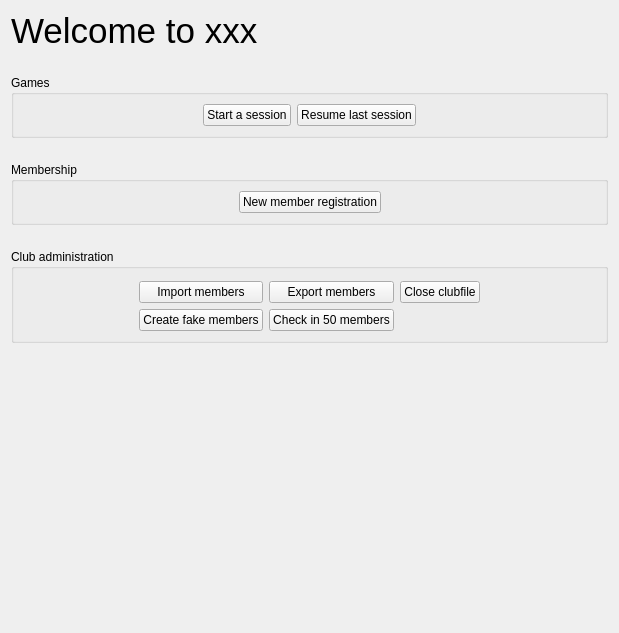
This is src/EmptySessionPage.ui in simophin/game-matcher-qt as Qt 5 draws it before an edit. The edited form follows.
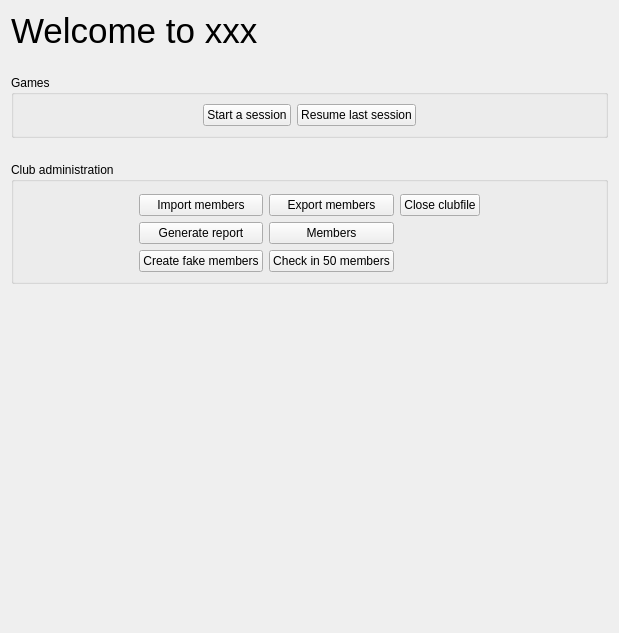
This is the edited form. Icons and pictures are not drawn.

Commit message: Updated icon and empty session page

Diff of the .ui file:
```diff
--- a/src/EmptySessionPage.ui
+++ b/src/EmptySessionPage.ui
@@ -100,62 +100,6 @@
        </layout>
       </widget>
      </item>
-     <item>
-      <widget class="QGroupBox" name="groupBox_3">
-       <property name="title">
-        <string>Membership</string>
-       </property>
-       <layout class="QVBoxLayout" name="verticalLayout_6">
-        <item>
-         <layout class="QHBoxLayout" name="horizontalLayout_2">
-          <item>
-           <spacer name="horizontalSpacer_4">
-            <property name="orientation">
-             <enum>Qt::Horizontal</enum>
-            </property>
-            <property name="sizeHint" stdset="0">
-             <size>
-              <width>40</width>
-              <height>20</height>
-             </size>
-            </property>
-           </spacer>
-          </item>
-          <item>
-           <widget class="QPushButton" name="newMemberButton">
-            <property name="text">
-             <string>New member registration</string>
-            </property>
-            <property name="icon">
-             <iconset resource="../res/icons/icons.qrc">
-              <normaloff>:/icons/User/account-box-line.svg</normaloff>:/icons/User/account-box-line.svg</iconset>
-            </property>
-            <property name="iconSize">
-             <size>
-              <width>32</width>
-              <height>32</height>
-             </size>
-            </property>
-           </widget>
-          </item>
-          <item>
-           <spacer name="horizontalSpacer_3">
-            <property name="orientation">
-             <enum>Qt::Horizontal</enum>
-            </property>
-            <property name="sizeHint" stdset="0">
-             <size>
-              <width>40</width>
-              <height>20</height>
-             </size>
-            </property>
-           </spacer>
-          </item>
-         </layout>
-        </item>
-       </layout>
-      </widget>
-     </item>
      <item>
       <widget class="QGroupBox" name="groupBox_2">
        <property name="title">
@@ -256,6 +200,40 @@
           </property>
          </spacer>
         </item>
+        <item row="1" column="1">
+         <widget class="QPushButton" name="reportButton">
+          <property name="text">
+           <string>Generate report</string>
+          </property>
+          <property name="icon">
+           <iconset resource="../res/icons/icons.qrc">
+            <normaloff>:/icons/System/checkbox-multiple-blank-line.svg</normaloff>:/icons/System/checkbox-multiple-blank-line.svg</iconset>
+          </property>
+          <property name="iconSize">
+           <size>
+            <width>32</width>
+            <height>32</height>
+           </size>
+          </property>
+         </widget>
+        </item>
+        <item row="1" column="2">
+         <widget class="QPushButton" name="membersButton">
+          <property name="text">
+           <string>Members</string>
+          </property>
+          <property name="icon">
+           <iconset resource="../res/icons/icons.qrc">
+            <normaloff>:/icons/System/information-line.svg</normaloff>:/icons/System/information-line.svg</iconset>
+          </property>
+          <property name="iconSize">
+           <size>
+            <width>32</width>
+            <height>32</height>
+           </size>
+          </property>
+         </widget>
+        </item>
        </layout>
       </widget>
      </item>
```
The commit also changes 2 other files.
